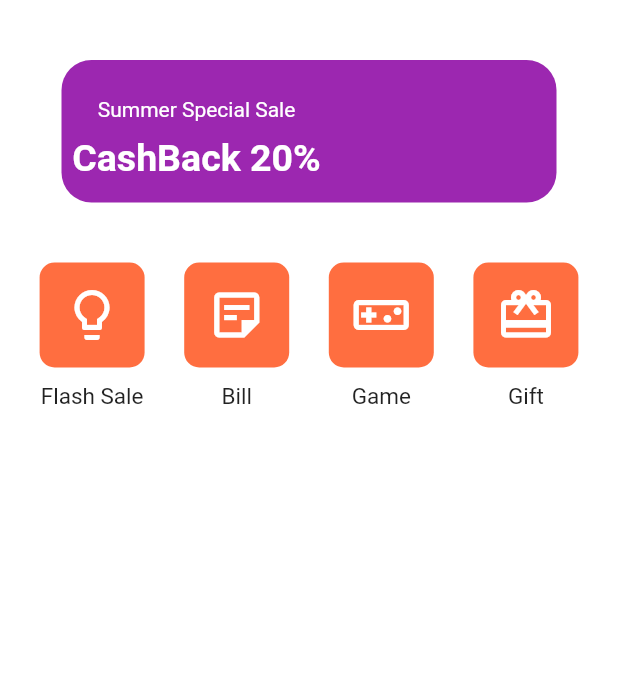
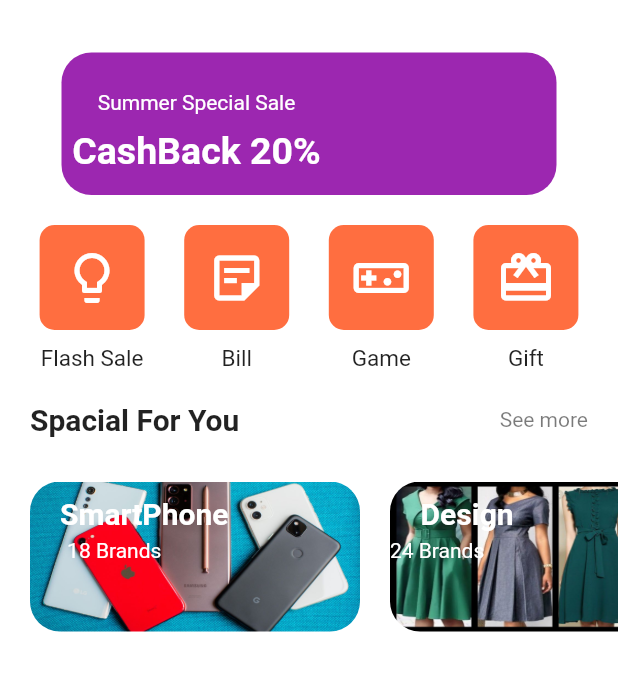
Before and after one commit to Akash701/Product, a Flutter app: the screen it shows after launch, on a phone screen of 412 x 824 dp, the part 111-802 px from its top. Run offline on Flutter 3.47's test engine with Material 2 defaults, Android fonts, the light colour scheme and no system bars.

Commit message:
Image card added

```diff
--- a/lib/Home.dart
+++ b/lib/Home.dart
@@ -1,6 +1,7 @@
 import 'package:flutter/material.dart';
 import 'package:flutter/painting.dart';
 import 'package:product/iconCard.dart';
+import 'package:product/ImageCard.dart';
 
 class Home extends StatefulWidget {
   @override
@@ -89,7 +90,7 @@ class _HomeState extends State<Home> {
               ],
             ),
             SizedBox(
-              height: 25,
+              height: 20,
             ),
             Container(
               padding: EdgeInsets.only(right: 150, top: 25),
@@ -127,12 +128,41 @@ class _HomeState extends State<Home> {
               ),
             ),
             SizedBox(
-              height: 40,
+              height: 20,
             ),
+
+            /////IconCard////
             IconsCard(),
+            /////IconCard////
             SizedBox(
-              height: 10,
+              height: 20,
             ),
+            Row(
+              mainAxisAlignment: MainAxisAlignment.spaceBetween,
+              children: [
+                Container(
+                  margin: EdgeInsets.only(left: 20),
+                  child: Text(
+                    "Spacial For You",
+                    style: TextStyle(
+                      fontSize: 20,
+                      fontWeight: FontWeight.bold,
+                    ),
+                  ),
+                ),
+                Container(
+                  margin: EdgeInsets.only(right: 20),
+                  child: Opacity(
+                    opacity: 0.6,
+                    child: Text("See more"),
+                  ),
+                ),
+              ],
+            ),
+            SizedBox(
+              height: 30,
+            ),
+            ImagesCard(),
           ],
         ),
       ),
--- /dev/null
+++ b/lib/ImageCard.dart
@@ -0,0 +1,155 @@
+import 'package:flutter/material.dart';
+
+class ImagesCard extends StatelessWidget {
+  @override
+  Widget build(BuildContext context) {
+    return Container(
+      margin: EdgeInsets.only(left: 20),
+      height: 100,
+      child: ListView(
+        scrollDirection: Axis.horizontal,
+        shrinkWrap: true,
+        children: [
+          Row(
+            crossAxisAlignment: CrossAxisAlignment.start,
+            mainAxisAlignment: MainAxisAlignment.spaceAround,
+            children: [
+              Stack(
+                children: [
+                  Container(
+                    width: 220,
+                    height: 100,
+                    decoration: BoxDecoration(
+                        borderRadius: BorderRadius.all(
+                          Radius.circular(20),
+                        ),
+                        shape: BoxShape.rectangle,
+                        image: DecorationImage(
+                            image: AssetImage('images/smartphone.jpg'),
+                            fit: BoxFit.fill)),
+                  ),
+                  Column(
+                    children: [
+                      Container(
+                        margin: EdgeInsets.only(left: 20, top: 10),
+                        child: Text(
+                          "SmartPhone",
+                          style: TextStyle(
+                              fontSize: 20,
+                              fontWeight: FontWeight.bold,
+                              color: Colors.white),
+                        ),
+                      ),
+                      SizedBox(
+                        height: 5,
+                      ),
+                      Container(
+                        margin: EdgeInsets.only(right: 20),
+                        child: Text(
+                          "18 Brands",
+                          style: TextStyle(
+                            color: Colors.white,
+                          ),
+                        ),
+                      ),
+                    ],
+                  ),
+                ],
+              ),
+              SizedBox(
+                width: 20,
+              ),
+              Stack(
+                children: [
+                  Container(
+                    width: 220,
+                    height: 100,
+                    decoration: BoxDecoration(
+                        borderRadius: BorderRadius.all(
+                          Radius.circular(20),
+                        ),
+                        shape: BoxShape.rectangle,
+                        image: DecorationImage(
+                            image: AssetImage('images/design.jpg'),
+                            fit: BoxFit.fill)),
+                  ),
+                  Column(
+                    children: [
+                      Container(
+                        margin: EdgeInsets.only(left: 20, top: 10),
+                        child: Text(
+                          "Design",
+                          style: TextStyle(
+                              fontSize: 20,
+                              fontWeight: FontWeight.bold,
+                              color: Colors.white),
+                        ),
+                      ),
+                      SizedBox(
+                        height: 5,
+                      ),
+                      Container(
+                        margin: EdgeInsets.only(right: 20),
+                        child: Text(
+                          "24 Brands",
+                          style: TextStyle(
+                            color: Colors.white,
+                          ),
+                        ),
+                      ),
+                    ],
+                  ),
+                ],
+              ),
+              SizedBox(
+                width: 20,
+              ),
+              Stack(
+                children: [
+                  Container(
+                    width: 220,
+                    height: 100,
+                    decoration: BoxDecoration(
+                        borderRadius: BorderRadius.all(
+                          Radius.circular(20),
+                        ),
+                        shape: BoxShape.rectangle,
+                        image: DecorationImage(
+                            image: AssetImage('images/watches.jpg'),
+                            fit: BoxFit.fill)),
+                  ),
+                  Column(
+                    children: [
+                      Container(
+                        margin: EdgeInsets.only(left: 20, top: 10),
+                        child: Text(
+                          "Watches",
+                          style: TextStyle(
+                              fontSize: 20,
+                              fontWeight: FontWeight.bold,
+                              color: Colors.white),
+                        ),
+                      ),
+                      SizedBox(
+                        height: 5,
+                      ),
+                      Container(
+                        margin: EdgeInsets.only(right: 20),
+                        child: Text(
+                          "20 Brands",
+                          style: TextStyle(
+                            color: Colors.white,
+                          ),
+                        ),
+                      ),
+                    ],
+                  ),
+                ],
+              ),
+            ],
+          ),
+        ],
+      ),
+    );
+  }
+}
--- a/lib/iconCard.dart
+++ b/lib/iconCard.dart
@@ -3,8 +3,7 @@ import 'package:flutter/material.dart';
 class IconsCard extends StatelessWidget {
   @override
   Widget build(BuildContext context) {
-    return Expanded(
-      child: Row(
+    return Row(
       mainAxisAlignment: MainAxisAlignment.spaceEvenly,
       children: [
         Column(
@@ -140,7 +139,6 @@ class IconsCard extends StatelessWidget {
           ],
         ),
       ],
-      ),
     );
   }
 }
--- a/pubspec.yaml
+++ b/pubspec.yaml
@@ -45,8 +45,8 @@ flutter:
   uses-material-design: true
 
   # To add assets to your application, add an assets section, like this:
-  # assets:
-  #   - images/a_dot_burr.jpeg
+  assets:
+    - images/
   #   - images/a_dot_ham.jpeg
 
   # An image asset can refer to one or more resolution-specific "variants", see
```
Also changed, not shown: images/design.jpg (added), images/smartphone.jpg (added), images/watches.jpg (added). Lines whose indentation alone changed are shown as unchanged.
